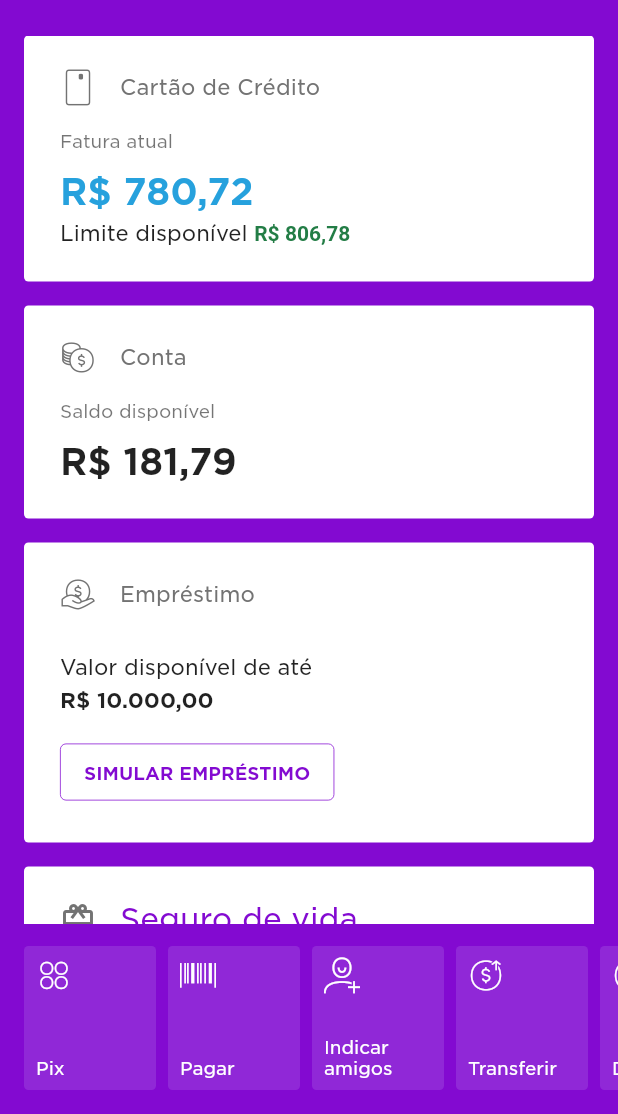
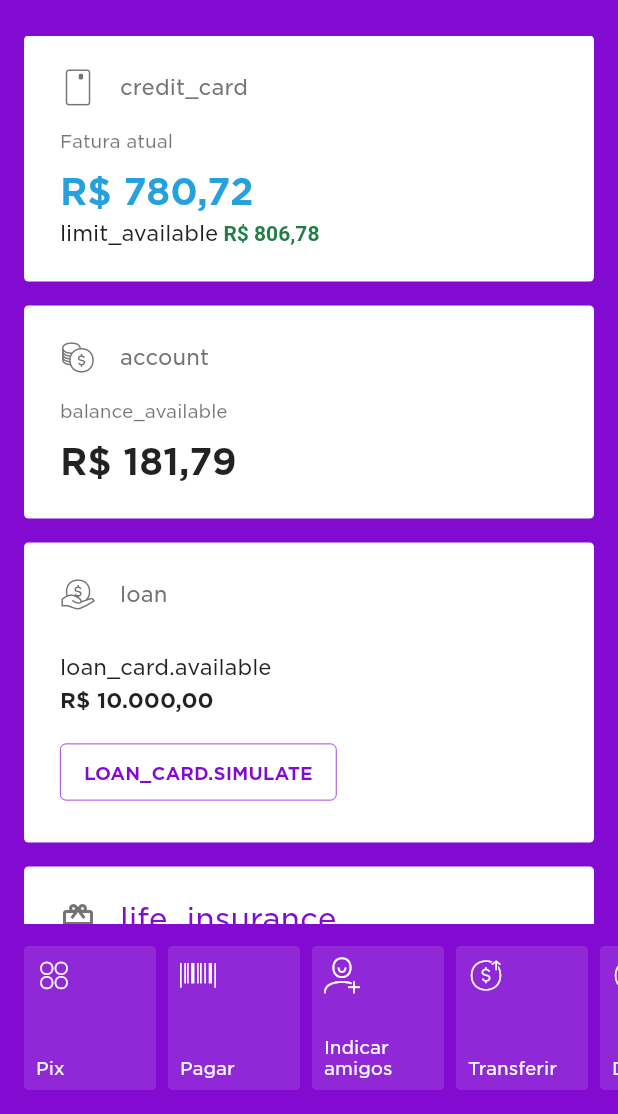
Before and after one commit to ricardodalarme/Nubank-Clone, a Flutter app: the screen it shows after launch, after a tap on an icon or button, on a phone screen of 412 x 824 dp, the part 122-1236 px from its top. Run offline on Flutter 3.47's test engine with Material 2 defaults, Android fonts, the phone set to English and light mode, and no system bars; our stand-ins replace bootstrap_icons, easy_localization, flutter_masked_text2, page_transition; missing offline and left inert: mdi.

Commit message:
Internacionalização nos cartões da tela inicial

```diff
--- a/lib/ui/screens/home/cards/account_card.dart
+++ b/lib/ui/screens/home/cards/account_card.dart
@@ -1,6 +1,8 @@
+import 'package:easy_localization/easy_localization.dart';
 import 'package:flutter/material.dart';
 import 'package:nubank_clone/core/app_state.dart';
 import 'package:nubank_clone/core/constants.dart';
+import 'package:nubank_clone/core/locale_keys.g.dart';
 import 'package:nubank_clone/ui/screens/account/account_screen.dart';
 import 'package:nubank_clone/ui/screens/home/components/main_card.dart';
 import 'package:nubank_clone/ui/theme/colors.dart';
@@ -14,11 +16,11 @@ class AccountCard extends StatelessWidget {
     final viewValues = Provider.of<AppState>(context).viewValues;
 
     return MainCard(
-      'Conta',
+      LocaleKeys.account.tr(),
       NuIcons.ic_money_coins,
       [
         Text(
-          'Saldo disponível',
+          LocaleKeys.balance_available.tr(),
           style: Theme.of(context).textTheme.caption,
         ),
         SizedBox(height: 13),
--- a/lib/ui/screens/home/cards/credit_card.dart
+++ b/lib/ui/screens/home/cards/credit_card.dart
@@ -7,6 +7,8 @@ import 'package:nubank_clone/ui/theme/colors.dart';
 import 'package:nubank_clone/ui/theme/icons.dart';
 import 'package:page_transition/page_transition.dart';
 import 'package:provider/provider.dart';
+import 'package:easy_localization/easy_localization.dart';
+import 'package:nubank_clone/core/locale_keys.g.dart';
 
 class CreditCard extends StatelessWidget {
   @override
@@ -14,7 +16,7 @@ class CreditCard extends StatelessWidget {
     final viewValues = Provider.of<AppState>(context).viewValues;
 
     return MainCard(
-      'Cartão de Crédito',
+      LocaleKeys.credit_card.tr(),
       NuIcons.ic_card_nu,
       [
         Text(
@@ -42,11 +44,11 @@ class CreditCard extends StatelessWidget {
               SizedBox(height: 5),
               RichText(
                 text: TextSpan(
-                  text: 'Limite disponível ',
+                  text: LocaleKeys.limit_available.tr(),
                   style: Theme.of(context).textTheme.bodyText2,
                   children: <TextSpan>[
                     TextSpan(
-                      text: 'R\$ $kLimit',
+                      text: ' R\$ $kLimit',
                       style: TextStyle(
                         color: kLimitColor,
                         fontWeight: FontWeight.bold,
--- a/lib/ui/screens/home/cards/easynvest_card.dart
+++ b/lib/ui/screens/home/cards/easynvest_card.dart
@@ -1,4 +1,6 @@
+import 'package:easy_localization/easy_localization.dart';
 import 'package:flutter/material.dart';
+import 'package:nubank_clone/core/locale_keys.g.dart';
 import 'package:nubank_clone/ui/screens/easyinvest/easyinvest_screen.dart';
 import 'package:nubank_clone/ui/screens/home/components/main_card.dart';
 import 'package:nubank_clone/ui/shared/nu_outlined_button.dart';
@@ -9,15 +11,15 @@ class EasynvestCard extends StatelessWidget {
   @override
   Widget build(BuildContext context) {
     return MainCard(
-      'Investimento Easynvest',
+      LocaleKeys.easynvest_investment.tr(),
       NuIcons.ic_yield,
       [
         Text(
-          'Conheça a Easynvest e invista com taxa zero de corretagem e sem burocracias!',
+          LocaleKeys.easynvest_investment_card_text.tr(),
           style: Theme.of(context).textTheme.bodyText2,
         ),
         SizedBox(height: 15),
-        NuOutlinedButton('Conhecer'),
+        NuOutlinedButton(LocaleKeys.meet.tr()),
       ],
       onTap: () => Navigator.push(
           context,
--- a/lib/ui/screens/home/cards/google_card.dart
+++ b/lib/ui/screens/home/cards/google_card.dart
@@ -1,4 +1,6 @@
+import 'package:easy_localization/easy_localization.dart';
 import 'package:flutter/material.dart';
+import 'package:nubank_clone/core/locale_keys.g.dart';
 import 'package:nubank_clone/ui/screens/home/components/main_card.dart';
 import 'package:nubank_clone/ui/shared/nu_outlined_button.dart';
 import 'package:nubank_clone/ui/theme/icons.dart';
@@ -7,15 +9,15 @@ class GoogleCard extends StatelessWidget {
   @override
   Widget build(BuildContext context) {
     return MainCard(
-      'Google Pay',
+      LocaleKeys.google_pay.tr(),
       NuIcons.ic_card_nu,
       [
         Text(
-          'Use o Google Pay com seus cartões Nubank',
+          LocaleKeys.google_pay_card_text.tr(),
           style: Theme.of(context).textTheme.bodyText2,
         ),
         SizedBox(height: 15),
-        NuOutlinedButton('Registrar meu cartão'),
+        NuOutlinedButton(LocaleKeys.google_pay_card_register.tr()),
       ],
     );
   }
--- a/lib/ui/screens/home/cards/insurance_card.dart
+++ b/lib/ui/screens/home/cards/insurance_card.dart
@@ -1,4 +1,6 @@
+import 'package:easy_localization/easy_localization.dart';
 import 'package:flutter/material.dart';
+import 'package:nubank_clone/core/locale_keys.g.dart';
 import 'package:nubank_clone/ui/screens/home/components/main_card.dart';
 import 'package:nubank_clone/ui/shared/nu_outlined_button.dart';
 
@@ -6,15 +8,15 @@ class InsuranceCard extends StatelessWidget {
   @override
   Widget build(BuildContext context) {
     return MainCard(
-      'Seguro de vida',
+      LocaleKeys.life_insurance.tr(),
       Icons.card_giftcard,
       [
         Text(
-          'Conheça Nubank Vida: um seguro simples que cabe no seu bolso.',
+          LocaleKeys.life_insurance_card_text.tr(),
           style: Theme.of(context).textTheme.bodyText2,
         ),
         SizedBox(height: 15),
-        NuOutlinedButton('Conhecer'),
+        NuOutlinedButton(LocaleKeys.meet.tr()),
       ],
       highlight: true,
     );
--- a/lib/ui/screens/home/cards/loan_card.dart
+++ b/lib/ui/screens/home/cards/loan_card.dart
@@ -1,6 +1,8 @@
+import 'package:easy_localization/easy_localization.dart';
 import 'package:flutter/material.dart';
 import 'package:nubank_clone/core/app_state.dart';
 import 'package:nubank_clone/core/constants.dart';
+import 'package:nubank_clone/core/locale_keys.g.dart';
 import 'package:nubank_clone/ui/screens/home/components/main_card.dart';
 import 'package:nubank_clone/ui/screens/loan/loan_screen.dart';
 import 'package:nubank_clone/ui/shared/nu_outlined_button.dart';
@@ -15,7 +17,7 @@ class LoanCard extends StatelessWidget {
     final viewValues = Provider.of<AppState>(context).viewValues;
 
     return MainCard(
-      'Empréstimo',
+      LocaleKeys.loan.tr(),
       NuIcons.nuds_ic_personal_loan,
       [
         SizedBox(height: 12),
@@ -30,7 +32,7 @@ class LoanCard extends StatelessWidget {
             crossAxisAlignment: CrossAxisAlignment.start,
             children: [
               Text(
-                'Valor disponível de até',
+                LocaleKeys.loan_card_available.tr(),
                 style: Theme.of(context).textTheme.bodyText2,
               ),
               SizedBox(height: 5),
@@ -44,7 +46,7 @@ class LoanCard extends StatelessWidget {
             ],
           ),
         SizedBox(height: 15),
-        NuOutlinedButton('Simular empréstimo'),
+        NuOutlinedButton(LocaleKeys.loan_card_simulate.tr()),
       ],
       onTap: () => Navigator.push(
           context,
--- a/lib/ui/screens/home/cards/rewards_card.dart
+++ b/lib/ui/screens/home/cards/rewards_card.dart
@@ -1,4 +1,6 @@
+import 'package:easy_localization/easy_localization.dart';
 import 'package:flutter/material.dart';
+import 'package:nubank_clone/core/locale_keys.g.dart';
 import 'package:nubank_clone/ui/screens/home/components/main_card.dart';
 import 'package:nubank_clone/ui/shared/nu_outlined_button.dart';
 
@@ -6,15 +8,15 @@ class RewardsCard extends StatelessWidget {
   @override
   Widget build(BuildContext context) {
     return MainCard(
-      'Rewards',
+      LocaleKeys.rewards.tr(),
       Icons.card_giftcard,
       [
         Text(
-          'Pague compras com pontos que nunca expiram.',
+          LocaleKeys.rewards_card_text.tr(),
           style: Theme.of(context).textTheme.bodyText2,
         ),
         SizedBox(height: 15),
-        NuOutlinedButton('Conhecer'),
+        NuOutlinedButton(LocaleKeys.meet.tr()),
       ],
       highlight: true,
     );
```
Also changed, not shown: lib/core/locale_keys.g.dart (added).
